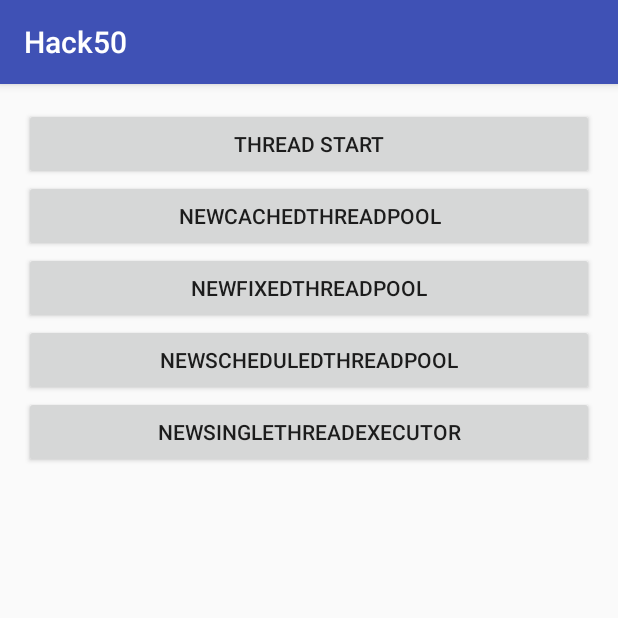
After one commit to skillchina/Hacks, an Android app: the ThreadActivity screen opened directly, with no data from a screen before it, on a phone screen of 412 x 824 dp, the top half of it. The commit adds this screen. Run offline under Robolectric (Android 15) with nearby library versions, the phone set to English and light mode, and no system bars.

Commit message:
Thread Pool

```diff
--- a/app/src/main/java/club/iandroid/hack50/Utils.java
+++ b/app/src/main/java/club/iandroid/hack50/Utils.java
@@ -14,7 +14,7 @@ public class Utils {
      * @return
      */
     public static int[] getWidthAndHeight(View view) {
-        view.measure(0, 0);
+        view.measure(View.MeasureSpec.UNSPECIFIED, View.MeasureSpec.UNSPECIFIED);
         return new int[]{view.getMeasuredWidth(), view.getMeasuredHeight()};
     }
 }
--- /dev/null
+++ b/app/src/main/java/club/iandroid/hack50/subjectThread/ThreadActivity.java
@@ -0,0 +1,172 @@
+package club.iandroid.hack50.subjectThread;
+
+import android.support.v7.app.AppCompatActivity;
+import android.os.Bundle;
+import android.util.Log;
+import android.view.View;
+import android.widget.Button;
+
+import java.util.concurrent.ExecutorService;
+import java.util.concurrent.Executors;
+import java.util.concurrent.ScheduledExecutorService;
+import java.util.concurrent.TimeUnit;
+
+import club.iandroid.hack50.LogUtils;
+import club.iandroid.hack50.R;
+
+/**
+ * 线程 及 线程池 的使用
+ * <p>
+ * 相比new Thread，java提供的四种线程池的好处在于：
+ * 1、重用存在的线程，减少对象创建、消亡的开销，性能佳
+ * 2、可有效控制最大并发线程数，提高系统资源的使用率，同时避免过多资源竞争，避免堵塞
+ * 3、提供定时执行、定期执行、单线程、并发数控制等功能
+ * <p>
+ * java通过Executors提供四种线程池，分别为：
+ * 1、newCachedThreadPool 创建一个可缓存线程池，如果线程池长度超过处理需要，可灵活回收空闲线程，若无可回收，则新建线程。
+ * 2、newFixedThreadPool 创建一个定长线程池，可控制线程最大并发数，超出的线程会在队列中等待
+ * 3、newScheduledThreadPool 创建一个定长线程池，支持定时及周期性任务执行
+ * 4、newSingleThreadExecutor 创建一个单线程化的线程池，它只会用唯一的工作线程来执行任务，保证所有任务按照指定顺序（FIFO、LIFO）执行
+ *
+ * @author jiarong
+ * @time 2016/10/11 16:20
+ */
+public class ThreadActivity extends AppCompatActivity {
+
+    private Button btn_thread;
+    private Button btn_cachedPool;
+    private Button btn_fixedPool;
+    private Button btn_scheduledPool;
+    private Button btn_singelThread;
+
+    @Override
+    protected void onCreate(Bundle savedInstanceState) {
+        super.onCreate(savedInstanceState);
+        setContentView(R.layout.activity_thread);
+        initView();
+        addEvent();
+    }
+
+    private void initView() {
+        btn_thread = (Button) findViewById(R.id.btn_thread);
+        btn_fixedPool = (Button) findViewById(R.id.btn_fixedPool);
+        btn_scheduledPool = (Button) findViewById(R.id.btn_scheduledPool);
+        btn_cachedPool = (Button) findViewById(R.id.btn_cachedPool);
+        btn_singelThread = (Button) findViewById(R.id.btn_singelThread);
+    }
+
+    private void addEvent() {
+        btn_thread.setOnClickListener(new View.OnClickListener() {
+            @Override
+            public void onClick(View v) {
+                //1、每次new Thread新建对象性能差
+                //2、线程缺乏统一管理，可能无限制新建线程，相互之间竞争，及可能占用过多系统资源导致死机或oom
+                //3、缺乏更多功能，如定时执行、定期执行、线程终端
+                new Thread() {
+                    @Override
+                    public void run() {
+                        super.run();
+                        for (int i = 0; i < 10; i++) {
+                            LogUtils.log("thread->i:" + i);
+                            try {
+                                Thread.sleep(3000);
+                            } catch (Exception e) {
+
+                            }
+                        }
+                    }
+                }.start();
+            }
+        });
+
+        btn_cachedPool.setOnClickListener(new View.OnClickListener() {
+            @Override
+            public void onClick(View v) {
+                //创建一个可缓存线程池，如果线程池长度超过处理需要，可灵活回收空闲线程，若无可回收，则新建线程
+                //线程池为无限大，当执行第二个任务时，第一个任务已经完成，会复用执行第一个任务的线程，而不用每次新建线程
+                final ExecutorService cachedThreadPool = Executors.newCachedThreadPool();
+                for (int i = 0; i < 10; i++) {
+                    final int index = i;
+                    try {
+                        Thread.sleep(index * 1000);
+                    } catch (Exception e) {
+                        e.printStackTrace();
+                    }
+                    cachedThreadPool.execute(new Runnable() {
+                        @Override
+                        public void run() {
+                            LogUtils.log("current index:" + index);
+                        }
+                    });
+                }
+            }
+        });
+
+        btn_fixedPool.setOnClickListener(new View.OnClickListener() {
+            @Override
+            public void onClick(View v) {
+                //创建一个定长线程池，可控制线程最大并发数，超出的线程会在队列中等待
+                //因为线程池大小为3，每个任务输出后sleep2秒，所以每两次打印3个数字
+                //定长线程池的大小最好根据系统资源进行配置。
+                //如 Runtime.getRuntime().availableProcessors();可参考PreloadDataCache
+                ExecutorService fixedThreadPool = Executors.newFixedThreadPool(3);
+                for (int i=0;i<10;i++){
+                    final int index = i;
+                    fixedThreadPool.execute(new Runnable() {
+                        @Override
+                        public void run() {
+                            try {
+                                LogUtils.log("index:"+index);
+                                Thread.sleep(2000);
+                            } catch (Exception e) {
+                                e.printStackTrace();
+                            }
+                        }
+                    });
+                }
+            }
+        });
+
+        btn_scheduledPool.setOnClickListener(new View.OnClickListener() {
+            @Override
+            public void onClick(View v) {
+                //创建一个定长线程池，支持定时及周期性任务执行。延迟执行示例：
+                //ScheduledExecutorService比Tmer更安全，功能更强大
+                ScheduledExecutorService scheduledThreadPool = Executors.newScheduledThreadPool(5);
+                scheduledThreadPool.schedule(new Runnable() {
+                    @Override
+                    public void run() {
+                        LogUtils.log("delay 3 seconds");
+                    }
+                },  3, TimeUnit.SECONDS);
+            }
+        });
+
+        btn_singelThread.setOnClickListener(new View.OnClickListener() {
+            @Override
+            public void onClick(View v) {
+                //创建一个单线程化的线程池，它只会用唯一的工作线程来执行任务
+                //保证所有任务按照指定顺序（FIFO,LIFO)执行
+                ExecutorService singleThreadExecutor = Executors.newSingleThreadExecutor();
+                for (int i=0;i<10;i++){
+                    final  int index = i;
+                    singleThreadExecutor.execute(new Runnable() {
+                        @Override
+                        public void run() {
+                            //结果依次输出，相当于顺序执行各个任务
+                            //现行大多数GUI程序都是单线程的，
+                            // android中单线程可用于数据库操作
+                            // 文件操作，应用批量安装、应用批量删除等不适合并发， 但可能IO阻塞性能及影响UI线程响应的操作
+                            try{
+                                LogUtils.log("--->"+index);
+                                Thread.sleep(2000);
+                            }catch (Exception e){
+                                e.printStackTrace();
+                            }
+                        }
+                    });
+                }
+            }
+        });
+    }
+}
--- /dev/null
+++ b/app/src/main/res/layout/activity_thread.xml
@@ -0,0 +1,42 @@
+<?xml version="1.0" encoding="utf-8"?>
+<LinearLayout xmlns:android="http://schemas.android.com/apk/res/android"
+    xmlns:tools="http://schemas.android.com/tools"
+    android:id="@+id/activity_thread"
+    android:layout_width="match_parent"
+    android:layout_height="match_parent"
+    android:paddingBottom="@dimen/activity_vertical_margin"
+    android:paddingLeft="@dimen/activity_horizontal_margin"
+    android:paddingRight="@dimen/activity_horizontal_margin"
+    android:paddingTop="@dimen/activity_vertical_margin"
+    tools:context="club.iandroid.hack50.subjectThread.ThreadActivity"
+    android:orientation="vertical">
+    <Button
+        android:id="@+id/btn_thread"
+        android:layout_width="match_parent"
+        android:layout_height="wrap_content"
+        android:text="Thread Start"/>
+
+    <Button
+        android:id="@+id/btn_cachedPool"
+        android:layout_width="match_parent"
+        android:layout_height="wrap_content"
+        android:text="newCachedThreadPool"/>
+
+    <Button
+        android:id="@+id/btn_fixedPool"
+        android:layout_width="match_parent"
+        android:layout_height="wrap_content"
+        android:text="newFixedThreadPool"/>
+
+    <Button
+        android:id="@+id/btn_scheduledPool"
+        android:layout_width="match_parent"
+        android:layout_height="wrap_content"
+        android:text="newScheduledThreadPool"/>
+
+    <Button
+        android:id="@+id/btn_singelThread"
+        android:layout_width="match_parent"
+        android:layout_height="wrap_content"
+        android:text="newSingleThreadExecutor"/>
+</LinearLayout>
--- a/app/src/main/res/values/array.xml
+++ b/app/src/main/res/values/array.xml
@@ -13,5 +13,6 @@
         <item>第10章、展示一些使用数据库的高级技巧</item>
         <item>第11章、令应用程序运行在不同的Android版本上</item>
         <item>第12章、如何构建应用的小窍门</item>
+        <item>Java线程池的使用</item>
     </array>
 </resources>
```
Also changed, not shown: app/src/main/AndroidManifest.xml (+4 -3 lines), app/src/main/java/club/iandroid/hack50/MainActivity.java (+18 -3 lines), app/src/main/java/club/iandroid/hack50/subject1/TestActivity.java (+8 -0 lines).
